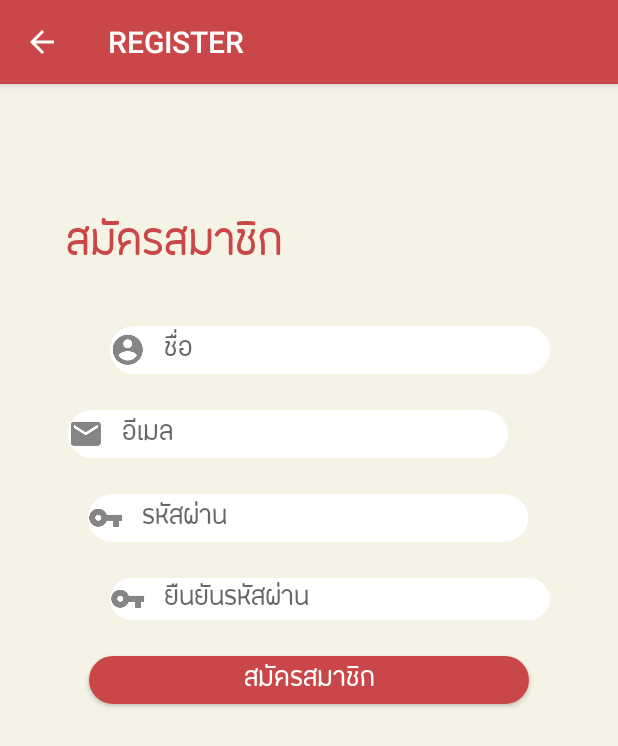
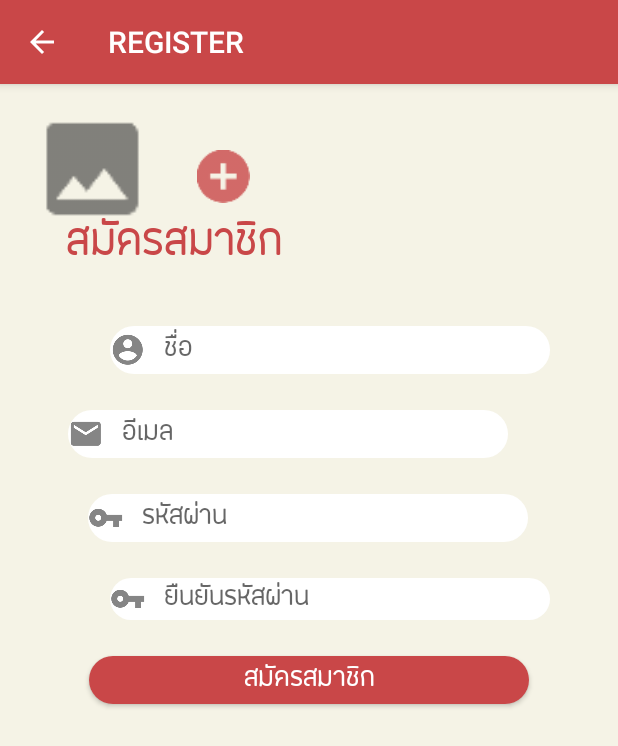
Before and after one commit to ronsaran2009/Recipe, an Android app: the screen it shows after launch (MainActivity), after a tap on "สมัครสมาชิก", on a phone screen of 412 x 824 dp. Shown: the top 746 px of the screen. Run offline under Robolectric (Android 15) with nearby library versions, the phone set to English and light mode, and no system bars; our stand-ins replace Firebase (no records; nobody signed in at launch, a user with empty details on screens opened directly); 1 statement that could not run was skipped; 3 other taps on this screen came first.

Commit message:
Add upload to register but not complete

```diff
--- a/app/src/main/java/kmitl/it/recipe/recipe/RecyclerView/RecipeFragment.java
+++ b/app/src/main/java/kmitl/it/recipe/recipe/RecyclerView/RecipeFragment.java
@@ -70,7 +70,7 @@ public class RecipeFragment extends Fragment {
                     public void onSuccess(DocumentSnapshot documentSnapshot) {
                         documentSnapshot.getData();
                         _menu = documentSnapshot.toObject(Menu.class);
-                        Log.d("RECIPE", "SUCCESS : "+documentSnapshot.toObject(Menu.class).getMenuName());
+                        //Log.d("RECIPE", "SUCCESS : "+documentSnapshot.toObject(Menu.class).getMenuName());
                         //set data
                         Log.d("RECIPE", "Menu = "+_menu);
                         if(_menu != null){
--- a/app/src/main/res/layout/fragment_register.xml
+++ b/app/src/main/res/layout/fragment_register.xml
@@ -113,6 +113,25 @@
         android:textSize="40dp"
         app:layout_constraintStart_toStartOf="parent"
         app:layout_constraintTop_toTopOf="parent" />
+    <ImageView
+        android:id="@+id/add_recipe_img"
+        android:layout_width="123dp"
+        android:layout_height="81dp"
+        android:layout_marginStart="80dp"
+        android:layout_marginTop="16dp"
+        app:layout_constraintStart_toEndOf="@+id/textView6"
+        app:layout_constraintTop_toTopOf="parent"
+        app:srcCompat="@drawable/ic_photo" />
+
+    <ImageButton
+        android:id="@+id/add_recipe_img_btn"
+        android:layout_width="35dp"
+        android:layout_height="35dp"
+        android:layout_marginStart="8dp"
+        android:layout_marginTop="44dp"
+        android:background="@drawable/ic_action_add"
+        app:layout_constraintStart_toEndOf="@+id/add_recipe_img"
+        app:layout_constraintTop_toTopOf="parent" />
 
 
 </android.support.constraint.ConstraintLayout>
```
Also changed, not shown: app/src/main/java/kmitl/it/recipe/recipe/LoginFragment.java (+18 -0 lines), app/src/main/java/kmitl/it/recipe/recipe/Register/RegisterFragment.java (+87 -3 lines), app/src/main/java/kmitl/it/recipe/recipe/Register/User.java (+14 -1 lines).
